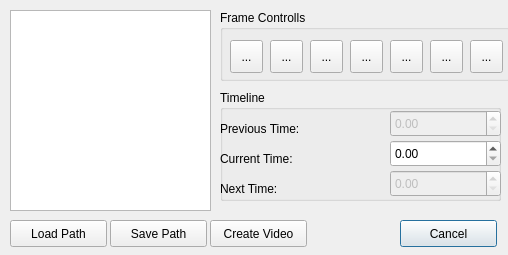
uos/lvr2, file src/qglviewer/ui/PlayerDialogUI.ui: the form before one commit.
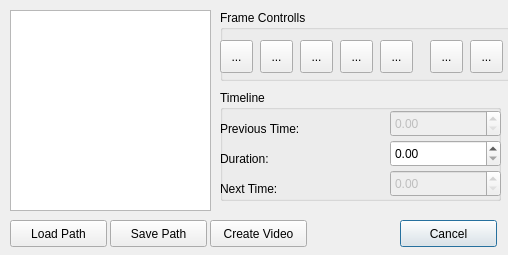
The form after the commit. Icons and pictures are not drawn.

What changed in the file:
```diff
--- a/src/qglviewer/ui/PlayerDialogUI.ui
+++ b/src/qglviewer/ui/PlayerDialogUI.ui
@@ -56,7 +56,7 @@
    <widget class="QToolButton" name="toolButton">
     <property name="geometry">
      <rect>
-      <x>10</x>
+      <x>0</x>
       <y>30</y>
       <width>33</width>
       <height>33</height>
@@ -79,7 +79,7 @@
    <widget class="QToolButton" name="buttonPrev">
     <property name="geometry">
      <rect>
-      <x>50</x>
+      <x>40</x>
       <y>30</y>
       <width>33</width>
       <height>33</height>
@@ -102,7 +102,7 @@
    <widget class="QToolButton" name="buttonAnimate">
     <property name="geometry">
      <rect>
-      <x>90</x>
+      <x>80</x>
       <y>30</y>
       <width>33</width>
       <height>33</height>
@@ -125,7 +125,7 @@
    <widget class="QToolButton" name="buttonNext">
     <property name="geometry">
      <rect>
-      <x>130</x>
+      <x>120</x>
       <y>30</y>
       <width>33</width>
       <height>33</height>
@@ -148,7 +148,7 @@
    <widget class="QToolButton" name="buttonLast">
     <property name="geometry">
      <rect>
-      <x>170</x>
+      <x>160</x>
       <y>30</y>
       <width>33</width>
       <height>33</height>
@@ -282,7 +282,7 @@
      </rect>
     </property>
     <property name="text">
-     <string>Current Time:</string>
+     <string>Duration:</string>
     </property>
    </widget>
    <widget class="QDoubleSpinBox" name="spinBoxLastTime">
```
Left out of the diff: 2 changed lines with no effect on the pictures.
